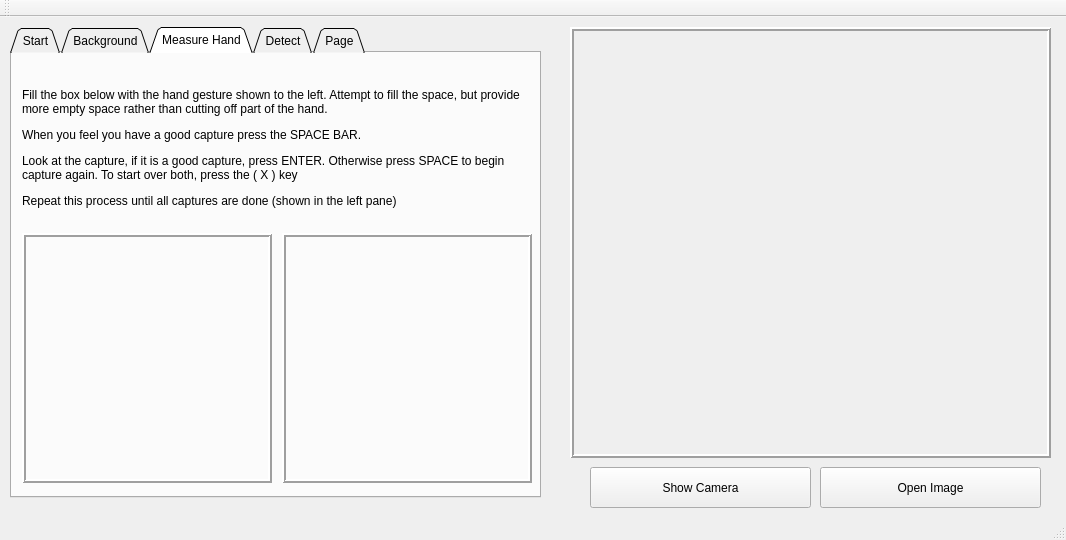
The window that beta/GestureTrainer/forms/mainwindow.ui (on2valhalla/GestureTrainer) describes before a commit, drawn with Qt 5.
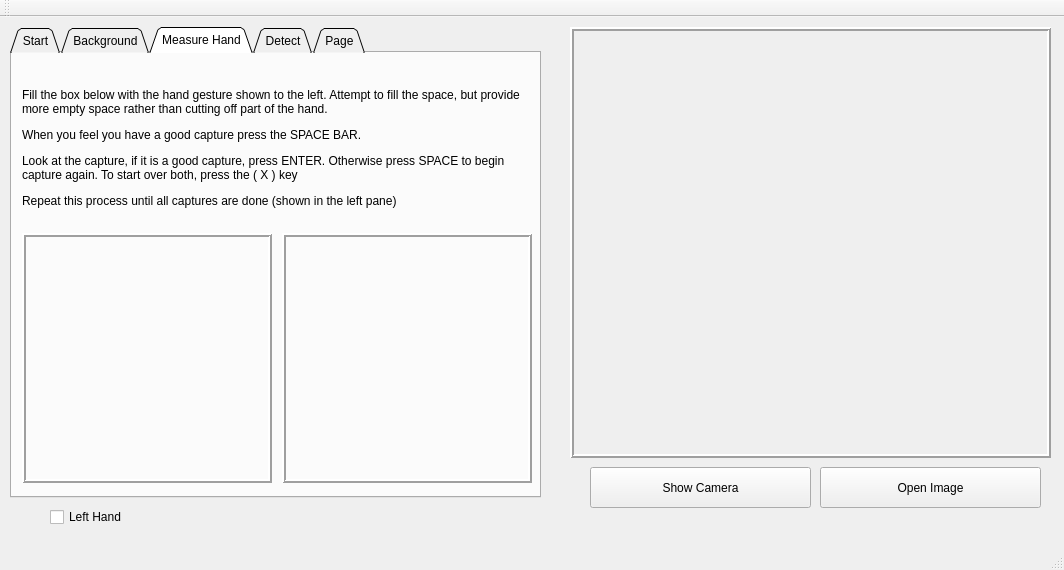
The same window after the commit. The open tabs and pages were chosen to show the change. Icons and pictures are not drawn.

Commit message: added linds' pics, left hand option for measurement, better fingers

What changed in the file:
```diff
--- a/beta/GestureTrainer/forms/mainwindow.ui
+++ b/beta/GestureTrainer/forms/mainwindow.ui
@@ -6,8 +6,8 @@
    <rect>
     <x>0</x>
     <y>0</y>
-    <width>1066</width>
-    <height>540</height>
+    <width>1064</width>
+    <height>570</height>
    </rect>
   </property>
   <property name="windowTitle">
@@ -712,6 +712,19 @@
      </attribute>
     </widget>
    </widget>
+   <widget class="QCheckBox" name="checkBox">
+    <property name="geometry">
+     <rect>
+      <x>50</x>
+      <y>490</y>
+      <width>87</width>
+      <height>20</height>
+     </rect>
+    </property>
+    <property name="text">
+     <string>Left Hand</string>
+    </property>
+   </widget>
   </widget>
   <widget class="QToolBar" name="mainToolBar">
    <attribute name="toolBarArea">
```
Left out of the diff: 8 changed lines with no effect on the pictures. The commit also changes 11 other files.
